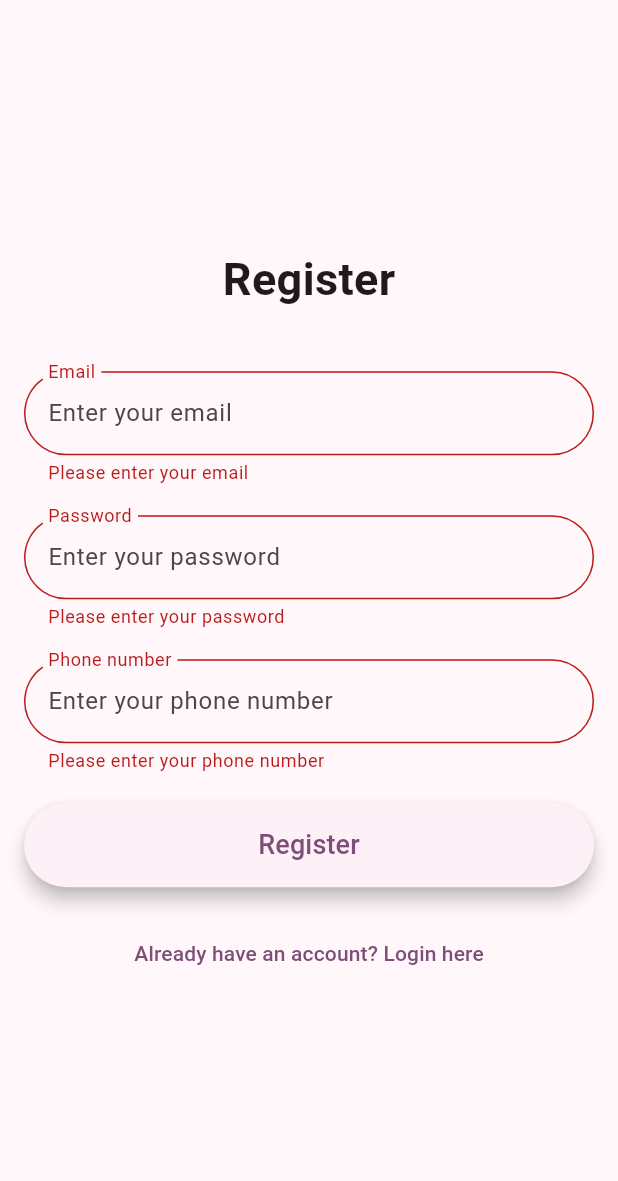
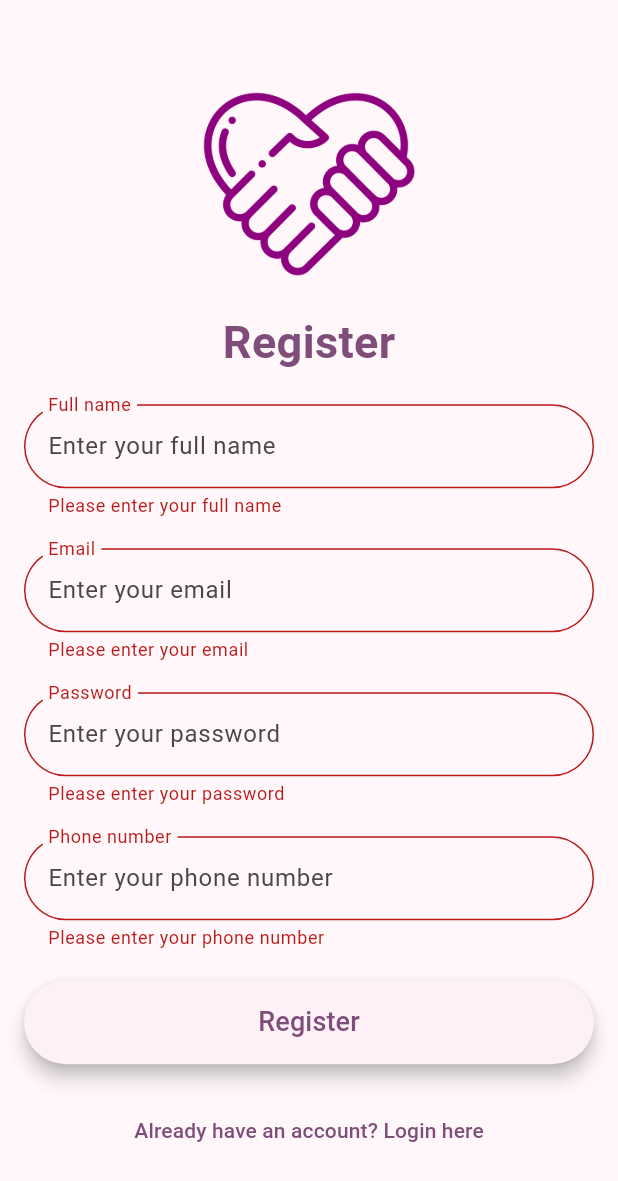
Before and after one commit to gazdicdanica/SafeHand, a Flutter app: the RegistrationScreen screen opened directly, after a tap on "Register", on a phone screen of 412 x 824 dp. Shown: the top 1181 px of the screen. Run offline on Flutter 3.47's test engine with Material 3 defaults, Android fonts, the light colour scheme and no system bars; our stand-ins replace firebase_core, firebase_messaging, flutter_local_notifications, flutter_riverpod, google_maps_flutter, shared_preferences and 1 more; accounts and stored records are empty.

Commit message:
design edit

```diff
--- a/tech_says_no_flutter/lib/api/firebase_api.dart
+++ b/tech_says_no_flutter/lib/api/firebase_api.dart
@@ -3,6 +3,7 @@ import 'dart:convert';
 import 'package:firebase_messaging/firebase_messaging.dart';
 import 'package:flutter_local_notifications/flutter_local_notifications.dart';
 import 'package:tech_says_no/main.dart';
+import 'package:tech_says_no/shared_prefs.dart';
 import 'package:tech_says_no/widgets/map.dart';
 
 Future<void> handleBackgroundMessage(RemoteMessage? message) async {
@@ -91,7 +92,7 @@ class FirebaseApi {
     await _firebaseMessaging.requestPermission();
     final token = await _firebaseMessaging.getToken();
 
-    print('Token: $token');
+    SharedPreferencesService.instance.setString('fcmToken', token!);
 
     initPushNotifications();
 
--- a/tech_says_no_flutter/lib/shared_prefs.dart
+++ b/tech_says_no_flutter/lib/shared_prefs.dart
@@ -30,4 +30,9 @@ class SharedPreferencesService {
     return prefs.getString(key);
   }
 
+  Future<void> clear() async {
+    final prefs = await _prefs;
+    await prefs.clear();
+  }
+
 }
--- a/tech_says_no_flutter/lib/widgets/register.dart
+++ b/tech_says_no_flutter/lib/widgets/register.dart
@@ -2,7 +2,7 @@ import 'dart:convert';
 
 import 'package:flutter/material.dart';
 import 'package:tech_says_no/shared_prefs.dart';
-import 'package:tech_says_no/widgets/add_contact.dart';
+import 'package:tech_says_no/widgets/bottom_nav.dart';
 import 'package:tech_says_no/widgets/login.dart';
 import 'package:http/http.dart' as http;
 
@@ -15,7 +15,7 @@ class RegistrationScreen extends StatefulWidget {
 
 class _RegistrationScreenState extends State<RegistrationScreen> {
   final _formKey = GlobalKey<FormState>();
-  // String _fullName = '';
+  String _fullName = '';
   String _email = '';
   String _password = '';
   String _phoneNumber = '';
@@ -35,32 +35,39 @@ class _RegistrationScreenState extends State<RegistrationScreen> {
                 child: Column(
                   mainAxisAlignment: MainAxisAlignment.center,
                   children: <Widget>[
-                    const Text(
+                    Image.asset(
+                      'assets/logo.png',
+                      width: 150,
+                      height: 150,
+                    ),
+                    const SizedBox(height: 10),
+                    Text(
                       'Register',
                       style: TextStyle(
                         fontSize: 30,
+                        color: Theme.of(context).primaryColor,
                         fontWeight: FontWeight.bold,
                       ),
                     ),
                     const SizedBox(height: 20),
-                    // TextFormField(
-                    //   decoration: InputDecoration(
-                    //     labelText: 'Full name',
-                    //     hintText: 'Enter your full name',
-                    //     border: OutlineInputBorder(
-                    //         borderRadius: BorderRadius.circular(50)),
-                    //     floatingLabelBehavior: FloatingLabelBehavior.always,
-                    //   ),
-                    //   validator: (value) {
-                    //     if (value == null || value.isEmpty) {
-                    //       return 'Please enter your full name';
-                    //     }
-                    //     return null;
-                    //   },
-                    //   onSaved: (value) {
-                    //     _fullName = value!;
-                    //   },
-                    // ),
+                    TextFormField(
+                      decoration: InputDecoration(
+                        labelText: 'Full name',
+                        hintText: 'Enter your full name',
+                        border: OutlineInputBorder(
+                            borderRadius: BorderRadius.circular(50)),
+                        floatingLabelBehavior: FloatingLabelBehavior.always,
+                      ),
+                      validator: (value) {
+                        if (value == null || value.isEmpty) {
+                          return 'Please enter your full name';
+                        }
+                        return null;
+                      },
+                      onSaved: (value) {
+                        _fullName = value!;
+                      },
+                    ),
                     if (error != null)
                       Text(error!,
                           style:
@@ -134,7 +141,6 @@ class _RegistrationScreenState extends State<RegistrationScreen> {
                         onPressed: () {
                           if (_formKey.currentState!.validate()) {
                             _formKey.currentState!.save();
-                            // Perform login action with _email and _password
                             _register();
                           }
                         },
@@ -176,6 +182,7 @@ class _RegistrationScreenState extends State<RegistrationScreen> {
       setState(() {
         error = null;
       });
+      String token = await SharedPreferencesService.instance.getString('fcmToken') ?? '';
       final response = await http.post(
         Uri.parse('http://192.168.0.19:5000/register'),
         headers: <String, String>{
@@ -184,8 +191,9 @@ class _RegistrationScreenState extends State<RegistrationScreen> {
         body: jsonEncode({
           'email': _email,
           'password': _password,
-          // 'full_name': _fullName,
+          'full_name': _fullName,
           'phone': _phoneNumber,
+          'fcmToken': token
         }),
       );
 
@@ -195,15 +203,13 @@ class _RegistrationScreenState extends State<RegistrationScreen> {
         ScaffoldMessenger.of(context).showSnackBar(
           const SnackBar(content: Text('Registration successful'), backgroundColor: Colors.green,),
         );
-        // Show success message
+
         Navigator.pushAndRemoveUntil(
           context,
-          MaterialPageRoute(builder: (context) => const AddContact()),
+          MaterialPageRoute(builder: (context) => const BottomNav()),
           (route) => false,
         );
       } else if (response.statusCode == 400) {
-        // Show error message
-
         setState(() {
           error = json.decode(response.body)['message'];
         });
```
Also changed, not shown: tech_says_no_flutter/lib/widgets/bottom_nav.dart (+19 -0 lines), tech_says_no_flutter/lib/widgets/home.dart (+64 -106 lines), tech_says_no_flutter/lib/widgets/login.dart (+8 -5 lines), tech_says_no_flutter/pubspec.yaml (+4 -3 lines), tech_says_no_flutter/assets/hand-in-hand.png (added), tech_says_no_flutter/assets/hands.png (added), tech_says_no_flutter/assets/logo.png (added), 1 other file.
